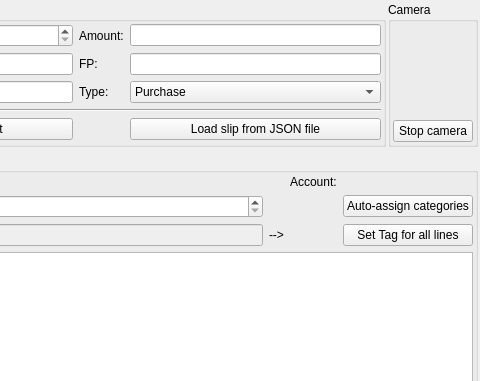
This is jal/ui/slip_import_dlg.ui in titov-vv/jal as Qt 5 draws it before an edit; both pictures show x 370 to 850 and y 0 to 381 of the 850 by 587 pixel window. The edited form follows.
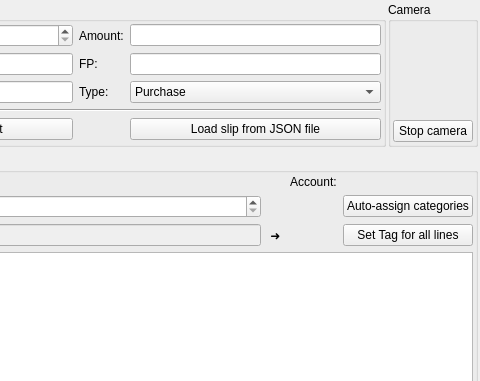
This is the edited form. Custom widgets are drawn as their Qt base class.

Patch:
```diff
--- a/jal/ui/slip_import_dlg.ui
+++ b/jal/ui/slip_import_dlg.ui
@@ -374,7 +374,7 @@
       <item row="3" column="2">
        <widget class="QLabel" name="CorrespondenceLbl">
         <property name="text">
-         <string>--&gt;</string>
+         <string> ➜ </string>
         </property>
        </widget>
       </item>
```
